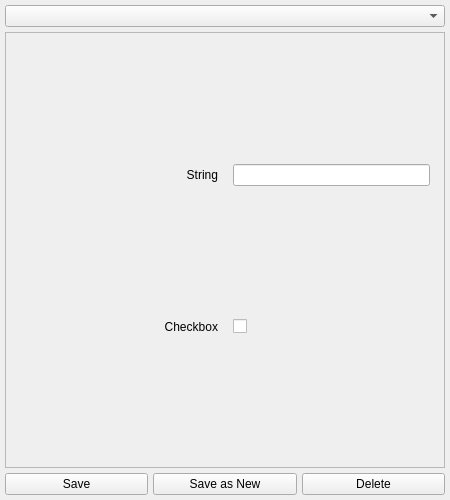
This is ! Design Files/server_config_gui.ui in ShrugShoulders/RudeChat as Qt 5 draws it before an edit. The edited form follows.
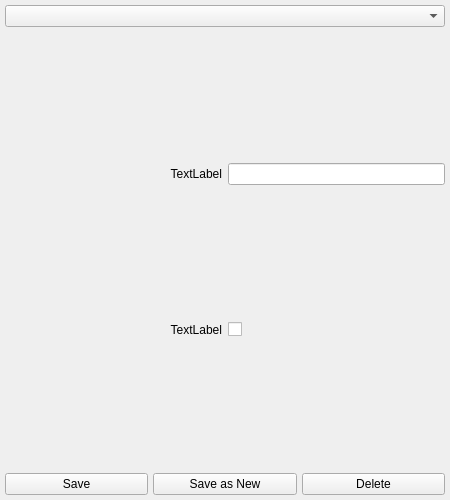
This is the edited form.

What changed in the file:
```diff
--- a/! Design Files/server_config_gui.ui
+++ b/! Design Files/server_config_gui.ui
@@ -40,6 +40,12 @@
        <verstretch>0</verstretch>
       </sizepolicy>
      </property>
+     <property name="frameShape">
+      <enum>QFrame::Shape::NoFrame</enum>
+     </property>
+     <property name="frameShadow">
+      <enum>QFrame::Shadow::Plain</enum>
+     </property>
      <property name="lineWidth">
       <number>1</number>
      </property>
@@ -57,8 +63,8 @@
        <rect>
         <x>0</x>
         <y>0</y>
-        <width>438</width>
-        <height>420</height>
+        <width>440</width>
+        <height>422</height>
        </rect>
       </property>
       <property name="sizePolicy">
@@ -67,85 +73,47 @@
         <verstretch>0</verstretch>
        </sizepolicy>
       </property>
-      <layout class="QVBoxLayout" name="verticalLayout_2">
-       <item>
-        <widget class="QWidget" name="example_widget_string" native="true">
-         <property name="sizePolicy">
-          <sizepolicy hsizetype="Expanding" vsizetype="Fixed">
-           <horstretch>0</horstretch>
-           <verstretch>0</verstretch>
-          </sizepolicy>
-         </property>
-         <layout class="QHBoxLayout" name="horizontalLayout" stretch="1,1">
-          <property name="spacing">
-           <number>15</number>
-          </property>
+      <layout class="QGridLayout" name="gridLayout" columnstretch="1,1">
           <property name="leftMargin">
-           <number>5</number>
+        <number>0</number>
           </property>
           <property name="topMargin">
-           <number>5</number>
+        <number>0</number>
           </property>
           <property name="rightMargin">
-           <number>5</number>
+        <number>0</number>
           </property>
           <property name="bottomMargin">
-           <number>5</number>
-          </property>
-          <item>
-           <widget class="QLabel" name="option_label_string">
+        <number>0</number>
+       </property>
+       <item row="0" column="1">
+        <widget class="QLineEdit" name="lineEdit"/>
+       </item>
+       <item row="0" column="0">
+        <widget class="QLabel" name="label">
             <property name="text">
-             <string>String</string>
+          <string>TextLabel</string>
             </property>
             <property name="alignment">
              <set>Qt::AlignmentFlag::AlignRight|Qt::AlignmentFlag::AlignTrailing|Qt::AlignmentFlag::AlignVCenter</set>
             </property>
            </widget>
           </item>
-          <item>
-           <widget class="QLineEdit" name="option_input"/>
-          </item>
-         </layout>
-        </widget>
-       </item>
-       <item>
-        <widget class="QWidget" name="example_widget_checkbox" native="true">
-         <property name="sizePolicy">
-          <sizepolicy hsizetype="Expanding" vsizetype="Fixed">
-           <horstretch>0</horstretch>
-           <verstretch>0</verstretch>
-          </sizepolicy>
-         </property>
-         <layout class="QHBoxLayout" name="horizontalLayout_2" stretch="0,0">
-          <property name="spacing">
-           <number>15</number>
-          </property>
-          <property name="leftMargin">
-           <number>5</number>
-          </property>
-          <property name="topMargin">
-           <number>5</number>
-          </property>
-          <property name="rightMargin">
-           <number>5</number>
-          </property>
-          <property name="bottomMargin">
-           <number>5</number>
-          </property>
-          <item>
-           <widget class="QLabel" name="option_label_checkbox">
+       <item row="1" column="0">
+        <widget class="QLabel" name="label_2">
             <property name="text">
-             <string>Checkbox</string>
+          <string>TextLabel</string>
             </property>
             <property name="alignment">
              <set>Qt::AlignmentFlag::AlignRight|Qt::AlignmentFlag::AlignTrailing|Qt::AlignmentFlag::AlignVCenter</set>
             </property>
            </widget>
           </item>
-          <item>
-           <widget class="QCheckBox" name="option_checkbox"/>
-          </item>
-         </layout>
+       <item row="1" column="1">
+        <widget class="QCheckBox" name="checkBox">
+         <property name="text">
+          <string/>
+         </property>
         </widget>
        </item>
       </layout>
```
Left out of the diff: 8 changed lines with no effect on the pictures. Lines whose indentation alone changed are shown as unchanged.
